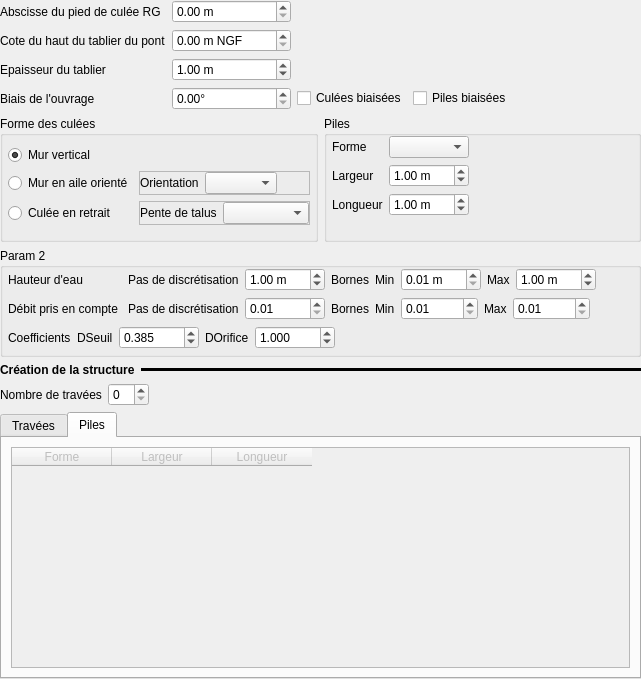
Qt form ui/structures/ui_bradley_pc.ui (Artelia/Mascaret) before a commit.
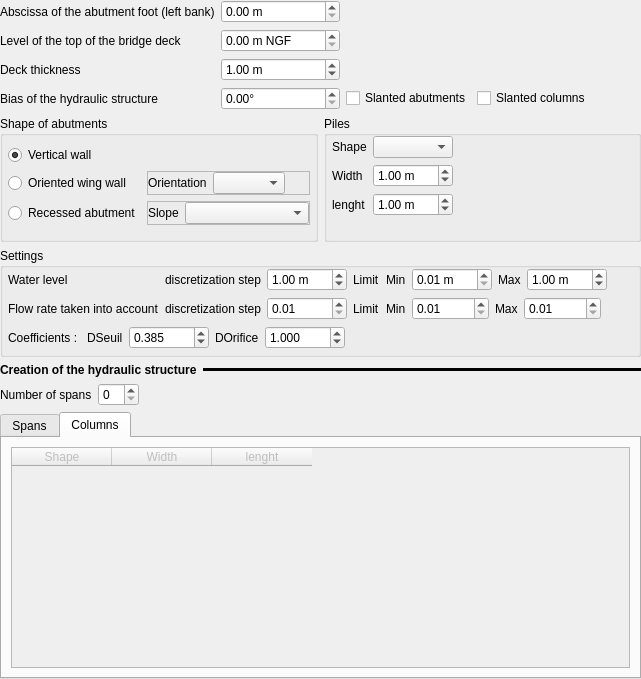
The same form after that commit. The open tabs and pages were chosen to show the change.

```diff
--- a/ui/structures/ui_bradley_pc.ui
+++ b/ui/structures/ui_bradley_pc.ui
@@ -33,14 +33,14 @@
        <item>
         <widget class="QCheckBox" name="cc_biai_cul">
          <property name="text">
-          <string>Culées biaisées</string>
+          <string>Slanted abutments</string>
          </property>
         </widget>
        </item>
        <item>
         <widget class="QCheckBox" name="cc_biai_pil">
          <property name="text">
-          <string>Piles biaisées</string>
+          <string>Slanted columns</string>
          </property>
         </widget>
        </item>
@@ -62,7 +62,7 @@
      <item row="4" column="0">
       <widget class="QLabel" name="label_8">
        <property name="text">
-        <string>Biais de l'ouvrage</string>
+        <string>Bias of the hydraulic structure</string>
        </property>
       </widget>
      </item>
@@ -117,21 +117,21 @@
      <item row="1" column="0">
       <widget class="QLabel" name="label_17">
        <property name="text">
-        <string>Abscisse du pied de culée RG</string>
+        <string>Abscissa of the abutment foot (left bank)</string>
        </property>
       </widget>
      </item>
      <item row="2" column="0">
       <widget class="QLabel" name="label_6">
        <property name="text">
-        <string>Cote du haut du tablier du pont</string>
+        <string>Level of the top of the bridge deck</string>
        </property>
       </widget>
      </item>
      <item row="3" column="0">
       <widget class="QLabel" name="label_13">
        <property name="text">
-        <string>Epaisseur du tablier</string>
+        <string>Deck thickness</string>
        </property>
       </widget>
      </item>
@@ -194,21 +194,21 @@
           <item row="0" column="0">
            <widget class="QLabel" name="label_14">
             <property name="text">
-             <string>Forme</string>
+             <string>Shape</string>
             </property>
            </widget>
           </item>
           <item row="1" column="0">
            <widget class="QLabel" name="label_25">
             <property name="text">
-             <string>Largeur</string>
+             <string>Width</string>
             </property>
            </widget>
           </item>
           <item row="2" column="0">
            <widget class="QLabel" name="label_22">
             <property name="text">
-             <string>Longueur</string>
+             <string>lenght</string>
             </property>
            </widget>
           </item>
@@ -293,7 +293,7 @@
      <item row="0" column="0">
       <widget class="QGroupBox" name="groupBox">
        <property name="title">
-        <string>Forme des culées</string>
+        <string>Shape of abutments</string>
        </property>
        <layout class="QVBoxLayout" name="verticalLayout_8">
         <property name="leftMargin">
@@ -313,7 +313,7 @@
           <item row="0" column="0">
            <widget class="QRadioButton" name="rb_form_cul0">
             <property name="text">
-             <string>Mur vertical</string>
+             <string>Vertical wall</string>
             </property>
             <property name="iconSize">
              <size>
@@ -329,7 +329,7 @@
           <item row="1" column="0">
            <widget class="QRadioButton" name="rb_form_cul1">
             <property name="text">
-             <string>Mur en aile orienté</string>
+             <string>Oriented wing wall</string>
             </property>
             <property name="iconSize">
              <size>
@@ -345,7 +345,7 @@
           <item row="2" column="0">
            <widget class="QRadioButton" name="rb_form_cul2">
             <property name="text">
-             <string>Culée en retrait</string>
+             <string>Recessed abutment</string>
             </property>
             <property name="iconSize">
              <size>
@@ -432,7 +432,7 @@
                 </sizepolicy>
                </property>
                <property name="text">
-                <string>Pente de talus</string>
+                <string>Slope</string>
                </property>
               </widget>
              </item>
@@ -465,7 +465,7 @@
    <item>
     <widget class="QGroupBox" name="groupBox_4">
      <property name="title">
-      <string>Param 2</string>
+      <string>Settings</string>
      </property>
      <layout class="QVBoxLayout" name="verticalLayout_16">
       <property name="leftMargin">
@@ -507,35 +507,35 @@
         <item row="0" column="1">
          <widget class="QLabel" name="label">
           <property name="text">
-           <string>Pas de discrétisation</string>
+           <string>discretization step</string>
           </property>
          </widget>
         </item>
         <item row="0" column="0">
          <widget class="QLabel" name="label_29">
           <property name="text">
-           <string>Hauteur d'eau</string>
+           <string>Water level</string>
           </property>
          </widget>
         </item>
         <item row="0" column="3">
          <widget class="QLabel" name="label_28">
           <property name="text">
-           <string>Bornes</string>
+           <string>Limit</string>
           </property>
          </widget>
         </item>
         <item row="1" column="0">
          <widget class="QLabel" name="label_30">
           <property name="text">
-           <string>Débit pris en compte </string>
+           <string>Flow rate taken into account</string>
           </property>
          </widget>
         </item>
         <item row="1" column="1">
          <widget class="QLabel" name="label_2">
           <property name="text">
-           <string>Pas de discrétisation</string>
+           <string>discretization step</string>
           </property>
          </widget>
         </item>
@@ -558,7 +558,7 @@
         <item row="1" column="3">
          <widget class="QLabel" name="label_31">
           <property name="text">
-           <string>Bornes</string>
+           <string>Limit</string>
           </property>
          </widget>
         </item>
@@ -704,7 +704,7 @@
         <item>
          <widget class="QLabel" name="label_3">
           <property name="text">
-           <string>Coefficients</string>
+           <string>Coefficients : </string>
           </property>
          </widget>
         </item>
@@ -795,7 +795,7 @@
         </font>
        </property>
        <property name="text">
-        <string>Création de la structure</string>
+        <string>Creation of the hydraulic structure</string>
        </property>
       </widget>
      </item>
@@ -822,7 +822,7 @@
      <item>
       <widget class="QLabel" name="label_18">
        <property name="text">
-        <string>Nombre de travées</string>
+        <string>Number of spans</string>
        </property>
       </widget>
      </item>
@@ -861,7 +861,7 @@
      </property>
      <widget class="QWidget" name="ong_trav">
       <attribute name="title">
-       <string>Travées</string>
+       <string>Spans</string>
       </attribute>
       <layout class="QVBoxLayout" name="verticalLayout_6">
        <item>
@@ -896,7 +896,7 @@
      </widget>
      <widget class="QWidget" name="ong_pile">
       <attribute name="title">
-       <string>Piles</string>
+       <string>Columns</string>
       </attribute>
       <layout class="QVBoxLayout" name="verticalLayout_2">
        <item>
@@ -912,17 +912,17 @@
          </attribute>
          <column>
           <property name="text">
-           <string>Forme</string>
+           <string>Shape</string>
           </property>
          </column>
          <column>
           <property name="text">
-           <string>Largeur</string>
+           <string>Width</string>
           </property>
          </column>
          <column>
           <property name="text">
-           <string>Longueur</string>
+           <string>lenght</string>
           </property>
          </column>
         </widget>
```
Left out of the diff: 2 changed lines with no effect on the pictures.
